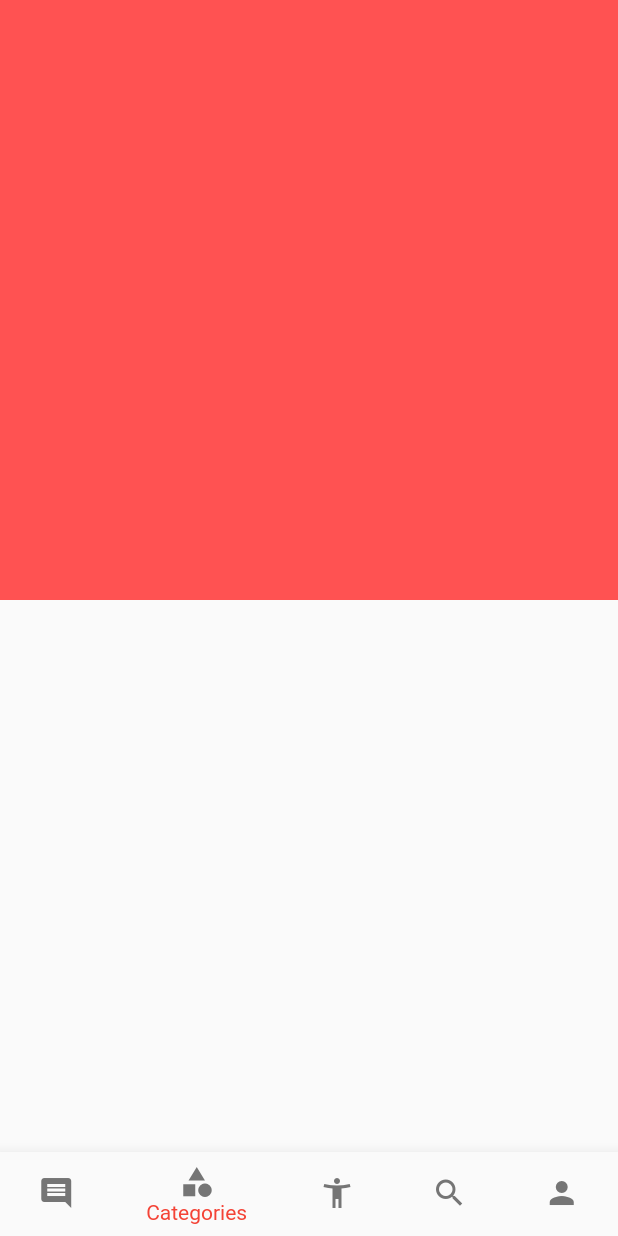
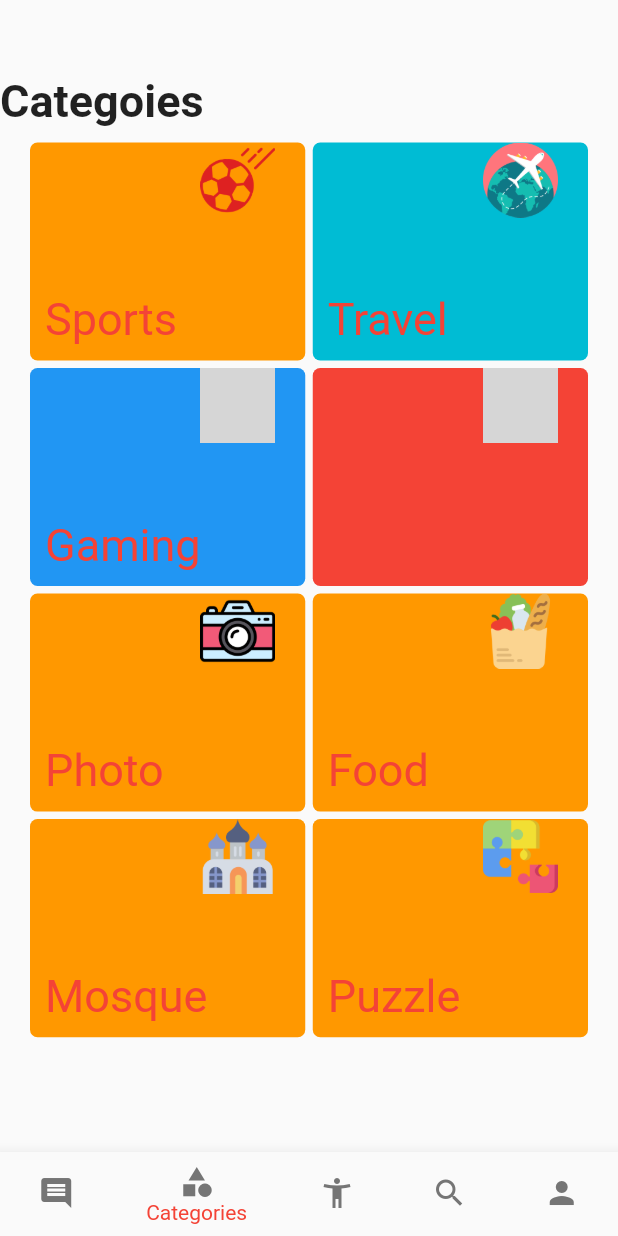
Before and after one commit to nawaly/flutter_project_1, a Flutter app: the HomePage screen opened by its route, item 2 of the bottom bar chosen, on a phone screen of 412 x 824 dp. Run offline on Flutter 3.47's test engine with Material 2 defaults, Android fonts, the phone set to English and light mode, and no system bars; our stand-ins replace font_awesome_flutter; grey boxes are pictures that could not be loaded.

Commit message:
catogories page design

```diff
--- /dev/null
+++ b/lib/models/category.dart
@@ -0,0 +1,47 @@
+import 'package:flutter/foundation.dart';
+import 'package:flutter/material.dart';
+
+class Category {
+  final String name;
+  final String icon;
+  final Color color;
+
+  Category({@required this.name, @required this.icon, @required this.color});
+}
+
+List<Category> categories = <Category>[
+  Category(
+      name: 'Sports',
+       color: Colors.orange,
+       icon: 'assets/icons/football.png'),
+  Category(
+      name: 'Travel',
+      color: Colors.cyan,
+      icon: 'assets/icons/travel.png'),
+
+    Category(
+   name: 'Gaming',
+   color: Colors.blue,
+   icon: 'assets/icons/gaming.png'),
+
+    Category(
+    name: 'Music',
+   color: Colors.red,
+  icon: 'assets/icons/music.png'),
+   Category(
+    name: 'Photo',
+  color: Colors.orange,
+  icon: 'assets/icons/camera.png'),
+   Category(
+  name: 'Food',
+  color: Colors.orange,
+  icon: 'assets/icons/groceries.png'),
+   Category(
+  name: 'Mosque',
+  color: Colors.orange,
+  icon: 'assets/icons/mosque.png'),
+   Category(
+  name: 'Puzzle',
+  color: Colors.orange,
+  icon: 'assets/icons/puzzle.png'),
+];
--- /dev/null
+++ b/lib/views/components/cards/category_card.dart
@@ -0,0 +1,42 @@
+
+import 'package:flutter/material.dart';
+import 'package:pt_project_1/models/category.dart';
+
+class CategoryCard extends StatelessWidget {
+  final Category category;
+
+  const CategoryCard({Key key, @required this.category}) : super(key: key);
+  @override
+  Widget build(BuildContext context) {
+    return Container(
+      decoration: BoxDecoration(
+          color: category.color, borderRadius: BorderRadius.circular(5)),
+      height: MediaQuery.of(context).size.height / 6,
+      width: MediaQuery.of(context).size.width / 2,
+      child: Stack(
+        children: <Widget>[
+          Padding(
+            padding: const EdgeInsets.only(left: 20, right: 20),
+            child: Align(
+              alignment: Alignment.topRight,
+              child: Image(
+                image: AssetImage(category.icon),
+                height: 50,
+              ),
+            ),
+          ),
+          Padding(
+            padding: const EdgeInsets.only(left: 10, bottom: 10),
+            child: Align(
+                alignment: Alignment.bottomLeft,
+                child: Text(category.name,
+                    style: TextStyle(
+                      color: Colors.red,
+                      fontSize: 30,
+                    ))),
+          )
+        ],
+      ),
+    );
+  }
+}
--- a/lib/views/pages/home_Page.dart
+++ b/lib/views/pages/home_Page.dart
@@ -1,4 +1,5 @@
 import 'package:flutter/material.dart';
+import 'package:pt_project_1/views/screens/category_screen.dart';
 import 'package:pt_project_1/views/screens/today_screens.dart';
 
 class HomePage extends StatefulWidget {
@@ -13,9 +14,7 @@ class _HomePageState extends State<HomePage> {
   Widget build(BuildContext context) {
     List<Widget> _screens = <Widget>[
       TodayScreen(),
-      Container(
-        height: 400,
-        color: Colors.redAccent,
+      CategoryScreen(
       ),
       Container(
         height: 400,
--- /dev/null
+++ b/lib/views/screens/category_screen.dart
@@ -0,0 +1,37 @@
+import 'package:flutter/material.dart';
+import 'package:pt_project_1/models/category.dart';
+import 'package:pt_project_1/views/components/cards/category_card.dart';
+
+class CategoryScreen extends StatelessWidget {
+  @override
+  Widget build(BuildContext context) {
+    return CustomScrollView(
+      slivers: <Widget>[
+        SliverList(
+          delegate: SliverChildListDelegate([
+            SizedBox(
+              height: 50,
+            ),
+            Text(
+              'Categoies',
+              style: TextStyle(fontSize: 30, fontWeight: FontWeight.w700),
+            ),
+            SizedBox(height: 10,)
+
+          ]),
+        ),
+        SliverGrid(delegate: SliverChildBuilderDelegate((BuildContext context, int index){
+          return Padding(
+            padding: EdgeInsets.only(left: index % 2==0 ? 20:0 , right: index % 2 !=0 ? 20:0),
+            child: CategoryCard(category: categories[index],),
+          );
+
+        },childCount: categories.length
+        ), gridDelegate: SliverGridDelegateWithFixedCrossAxisCount(crossAxisCount: 2,
+        mainAxisSpacing: 5,
+        crossAxisSpacing: 5,
+        childAspectRatio: 1.4),)
+      ],
+    );
+  }
+}
```
Also changed, not shown: pubspec.yaml (+8 -0 lines), assets/icons/camera.png (added), assets/icons/church.png (added), assets/icons/football.png (added), assets/icons/groceries.png (added), assets/icons/mosque.png (added), assets/icons/puzzle.png (added), assets/icons/radio.png (added), assets/icons/travel.png (added).
